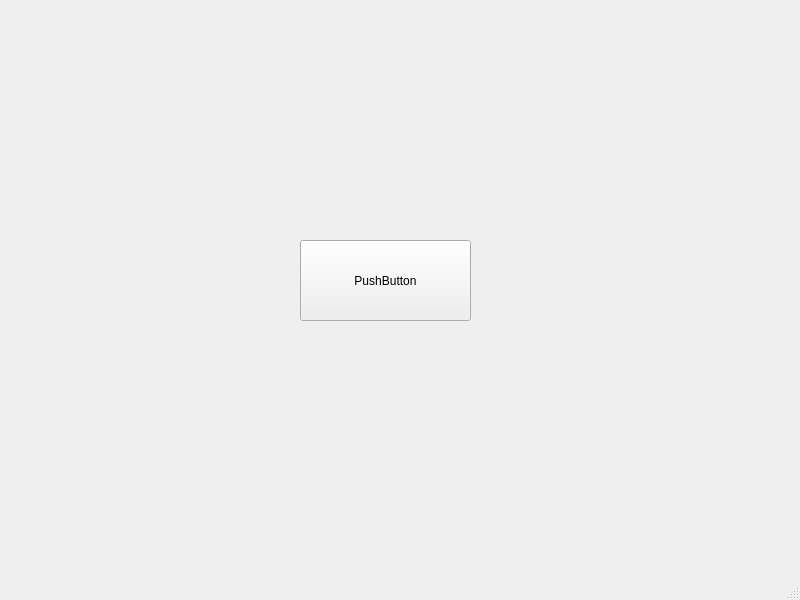
This is mainwindow.ui in alexsandr133/CalculatorBasic as Qt 5 draws it before an edit. The edited form follows.
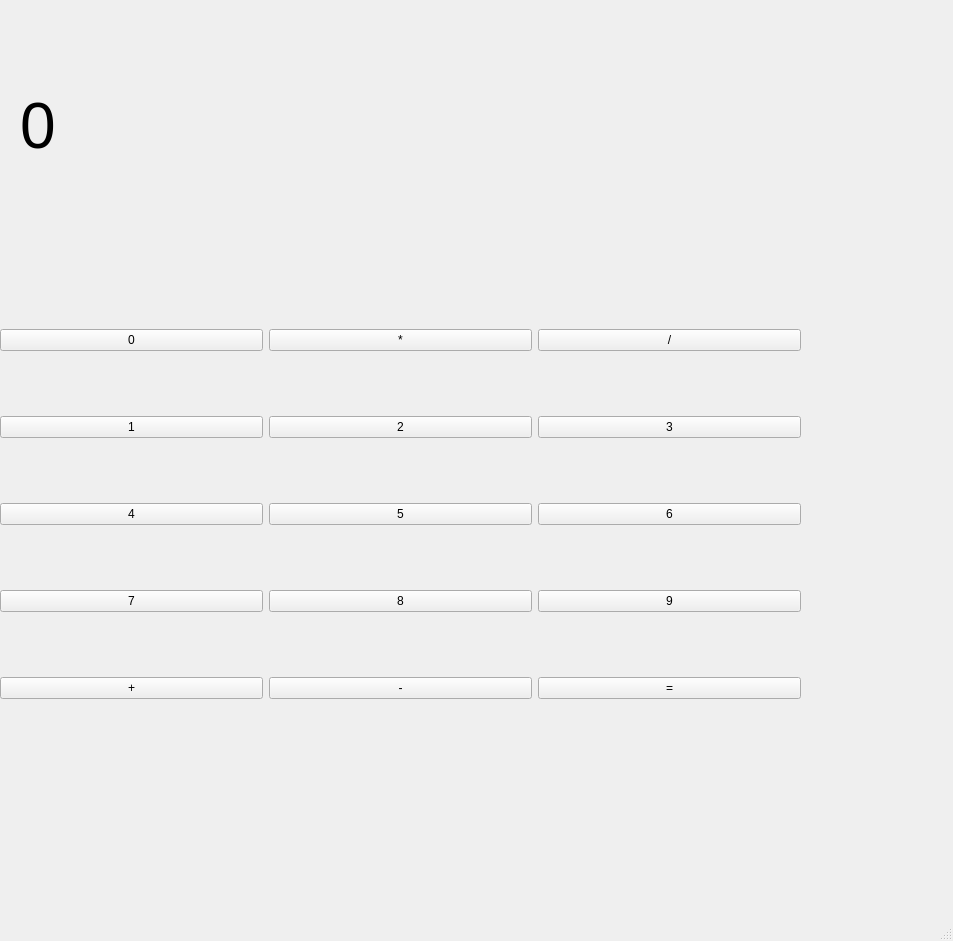
This is the edited form.

```diff
--- a/mainwindow.ui
+++ b/mainwindow.ui
@@ -6,25 +6,151 @@
    <rect>
     <x>0</x>
     <y>0</y>
-    <width>800</width>
-    <height>600</height>
+    <width>953</width>
+    <height>941</height>
    </rect>
   </property>
   <property name="windowTitle">
    <string>MainWindow</string>
   </property>
+  <property name="styleSheet">
+   <string notr="true">font: 48pt &quot;Segoe UI&quot;;</string>
+  </property>
   <widget class="QWidget" name="centralwidget">
-   <widget class="QPushButton" name="pushButton">
+   <widget class="QWidget" name="gridLayoutWidget">
     <property name="geometry">
      <rect>
-      <x>300</x>
-      <y>240</y>
-      <width>171</width>
-      <height>81</height>
+      <x>0</x>
+      <y>270</y>
+      <width>801</width>
+      <height>491</height>
      </rect>
+    </property>
+    <layout class="QGridLayout" name="gridLayout_2">
+     <item row="1" column="2">
+      <widget class="QPushButton" name="button_3">
+       <property name="text">
+        <string>3</string>
+       </property>
+      </widget>
+     </item>
+     <item row="3" column="2">
+      <widget class="QPushButton" name="button_9">
+       <property name="text">
+        <string>9</string>
+       </property>
+      </widget>
+     </item>
+     <item row="3" column="1">
+      <widget class="QPushButton" name="button_8">
+       <property name="text">
+        <string>8</string>
+       </property>
+      </widget>
+     </item>
+     <item row="1" column="1">
+      <widget class="QPushButton" name="button_2">
+       <property name="text">
+        <string>2</string>
+       </property>
+      </widget>
+     </item>
+     <item row="3" column="0">
+      <widget class="QPushButton" name="button_7">
+       <property name="text">
+        <string>7</string>
+       </property>
+      </widget>
+     </item>
+     <item row="2" column="2">
+      <widget class="QPushButton" name="button_6">
+       <property name="text">
+        <string>6</string>
+       </property>
+      </widget>
+     </item>
+     <item row="2" column="1">
+      <widget class="QPushButton" name="button_5">
+       <property name="text">
+        <string>5</string>
+       </property>
+      </widget>
+     </item>
+     <item row="2" column="0">
+      <widget class="QPushButton" name="button_4">
+       <property name="text">
+        <string>4</string>
+       </property>
+      </widget>
+     </item>
+     <item row="4" column="2">
+      <widget class="QPushButton" name="equalButton">
+       <property name="text">
+        <string>=</string>
+       </property>
+      </widget>
+     </item>
+     <item row="1" column="0">
+      <widget class="QPushButton" name="button_1">
+       <property name="enabled">
+        <bool>true</bool>
+       </property>
+       <property name="text">
+        <string>1</string>
+       </property>
+      </widget>
+     </item>
+     <item row="4" column="1">
+      <widget class="QPushButton" name="button_minus">
+       <property name="text">
+        <string>-</string>
+       </property>
+      </widget>
+     </item>
+     <item row="4" column="0">
+      <widget class="QPushButton" name="button_plus">
+       <property name="text">
+        <string>+</string>
+       </property>
+      </widget>
+     </item>
+     <item row="0" column="0">
+      <widget class="QPushButton" name="button_0">
+       <property name="text">
+        <string>0</string>
+       </property>
+      </widget>
+     </item>
+     <item row="0" column="1">
+      <widget class="QPushButton" name="button_mulnition">
+       <property name="text">
+        <string>*</string>
+       </property>
+      </widget>
+     </item>
+     <item row="0" column="2">
+      <widget class="QPushButton" name="button_delenie">
+       <property name="text">
+        <string>/</string>
+       </property>
+      </widget>
+     </item>
+    </layout>
+   </widget>
+   <widget class="QLabel" name="display">
+    <property name="geometry">
+     <rect>
+      <x>20</x>
+      <y>50</y>
+      <width>741</width>
+      <height>151</height>
+     </rect>
+    </property>
+    <property name="styleSheet">
+     <string notr="true">font-size: 48pt;</string>
     </property>
     <property name="text">
-     <string>PushButton</string>
+     <string>0</string>
     </property>
    </widget>
   </widget>
```
Left out of the diff: 4 changed lines with no effect on the pictures.
